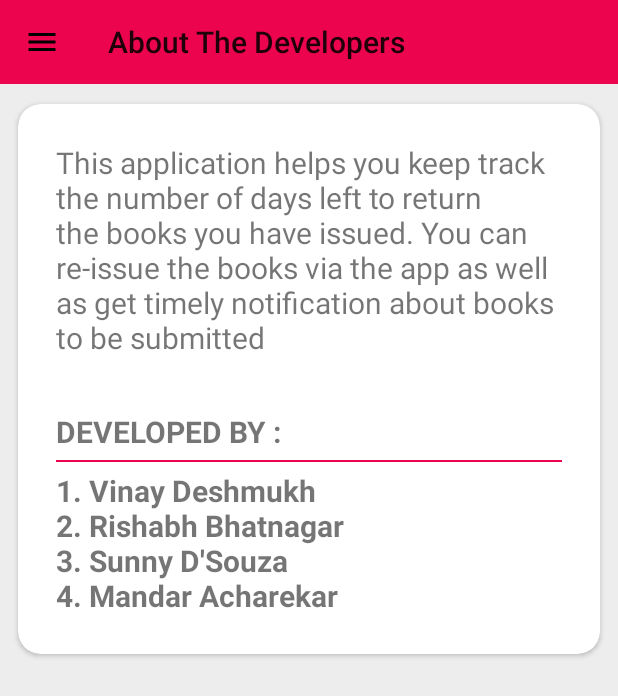
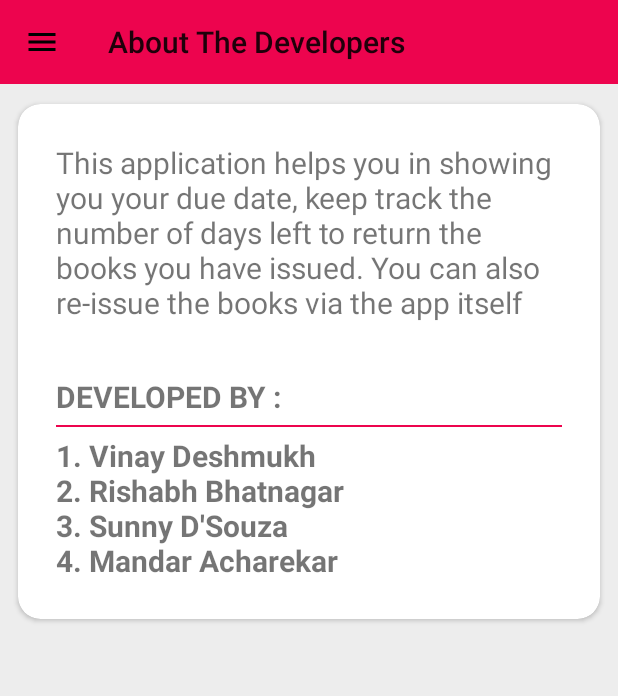
Before and after one commit to RishabhBhatnagar/MyLibApp, an Android app: the fragment FaqFragment placed in its activity, in the side drawer, after a tap on "About The Developers", on a phone screen of 412 x 824 dp. Shown: the top 696 px of the screen. Run offline under Robolectric (Android 15) with nearby library versions, the light colour scheme and no system bars; network calls fail; 1 statement that could not run was skipped.

Commit message:
The content of About section and help section edited to suit new changes

```diff
--- a/app/src/main/java/org/sfitengg/library/mylibapp/nav_drawer_fragments/AboutFragment.java
+++ b/app/src/main/java/org/sfitengg/library/mylibapp/nav_drawer_fragments/AboutFragment.java
@@ -32,7 +32,7 @@ public class AboutFragment extends Fragment {
 
 
 
-        data.setText("This application helps you keep track the number of days left to return the books you have issued. You can re-issue the books via the app as well as get timely notification about books to be submitted "
+        data.setText("This application helps you in showing you your due date, keep track the number of days left to return the books you have issued. You can also re-issue the books via the app itself  "
                 );
 
         tv.setText(
--- a/app/src/main/java/org/sfitengg/library/mylibapp/nav_drawer_fragments/FaqFragment.java
+++ b/app/src/main/java/org/sfitengg/library/mylibapp/nav_drawer_fragments/FaqFragment.java
@@ -54,8 +54,7 @@ public class FaqFragment extends Fragment {
 
         // todo : add more question and answers here.
 
-        questionAndAnswers.add(new QuestionAndAnswer("WHY DID I DOWNLOAD THIS APP ?", "This app lets users view their issued books with the days left for returning them and users also can re-issue their books via this app as well as get timely notification " +
-                "to return the issued books", color("#ed044e")));
+        questionAndAnswers.add(new QuestionAndAnswer("WHY DID I DOWNLOAD THIS APP ?", "This app lets users view their issued books with the days left for returning them and users also can re-issue their books via this app" , color("ed044e")));
         questionAndAnswers.add(new QuestionAndAnswer("I FORGOT MY PASSWORD", "Contact the Library employees", color("#89f07f")));
         questionAndAnswers.add(new QuestionAndAnswer("WHY IS MY RE-ISSUE CHECKBOX DISABLED ? ", "There are two reasons for this. " +
                 "a) You cannot re-issue the books on the same day you issued/re-issued those books." +
```
